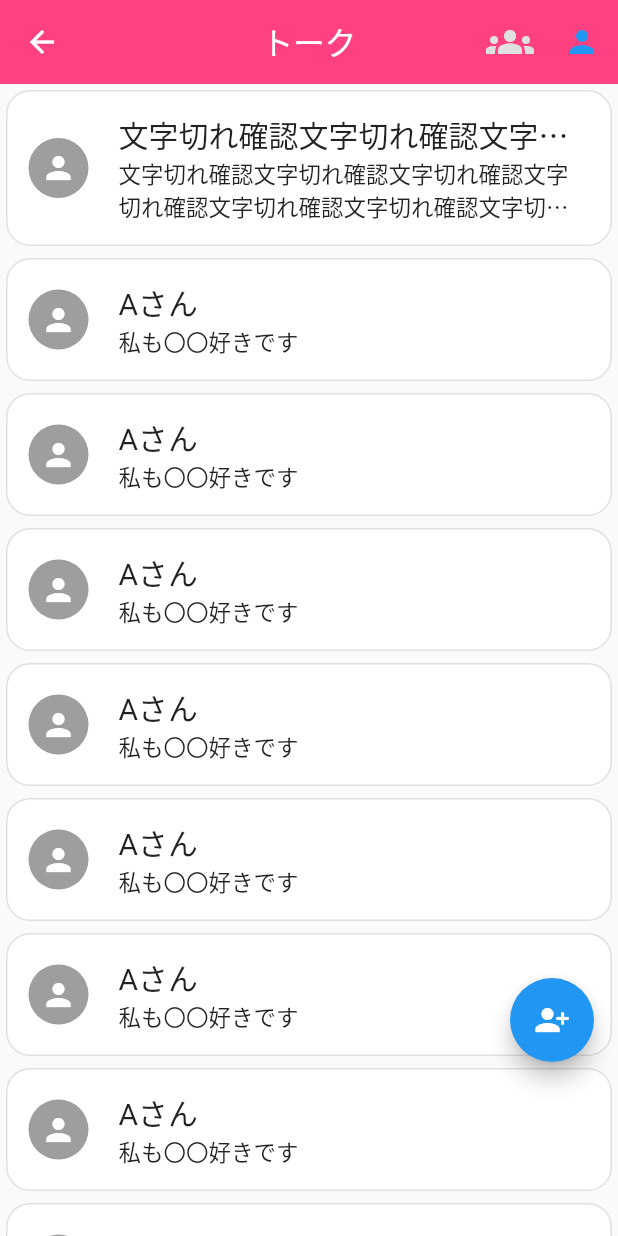
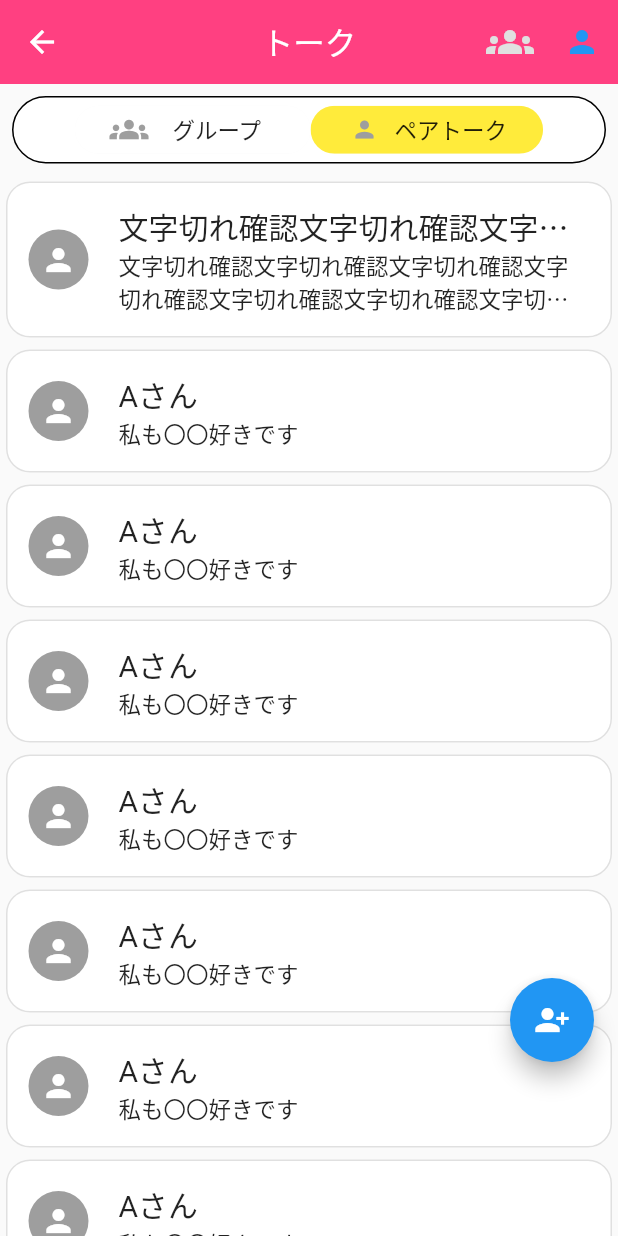
Before and after one commit to Team-Ganju/favoritism_communication, a Flutter app: the ChatView screen opened by its route, on a phone screen of 412 x 824 dp. Run offline on Flutter 3.47's test engine with Material 2 defaults, Android fonts, the light colour scheme and no system bars; drawn by our look-alikes of pull_to_refresh; our stand-ins replace form_builder_validators, get.

Commit message:
トーク切り替えボタンの実装

```diff
--- a/lib/app/components/atoms/atoms.dart
+++ b/lib/app/components/atoms/atoms.dart
@@ -1,5 +1,6 @@
 //atoms配下のファイルを一括でimportできるようにするためのファイル
 export 'back_button.dart';
+export 'custom_action_chip.dart';
 export 'custom_chip.dart';
 export 'follow_button.dart';
 export 'custom_elevated_button.dart';
--- /dev/null
+++ b/lib/app/components/atoms/custom_action_chip.dart
@@ -0,0 +1,35 @@
+import 'package:flutter/material.dart';
+
+class CustomActionChip extends StatelessWidget {
+  const CustomActionChip({
+    Key? key,
+    required this.label,
+    this.labelPadding,
+    this.avatar,
+    this.side,
+    this.backgroundColor,
+    this.padding,
+    this.onPressed,
+  }) : super(key: key);
+
+  final Widget label;
+  final EdgeInsetsGeometry? labelPadding;
+  final Widget? avatar;
+  final BorderSide? side;
+  final Color? backgroundColor;
+  final EdgeInsetsGeometry? padding;
+  final VoidCallback? onPressed;
+
+  @override
+  Widget build(BuildContext context) {
+    return ActionChip(
+      avatar: avatar,
+      label: label,
+      labelPadding: labelPadding,
+      side: side,
+      backgroundColor: backgroundColor,
+      padding: padding,
+      onPressed: onPressed,
+    );
+  }
+}
--- a/lib/app/components/pages/chat/views/chat_view.dart
+++ b/lib/app/components/pages/chat/views/chat_view.dart
@@ -1,5 +1,6 @@
 import 'package:favoritism_communication/app/components/organisms/nav_bar.dart';
 import 'package:favoritism_communication/app/components/organisms/talk_member_card.dart';
+import 'package:favoritism_communication/app/components/atoms/atoms.dart';
 import 'package:flutter/material.dart';
 
 import 'package:get/get.dart';
@@ -135,12 +136,68 @@ class ChatView extends GetView<ChatController> {
           ),
         ],
       ),
-      body: Obx(
-        () => ListView(
-          children: controller.isGroupTalk.value
-              ? _groupTalkMemberCardList
-              : _individualTalkMemberCardList,
-        ),
+      body: Column(
+        children: [
+          Padding(
+            padding: const EdgeInsets.all(8.0),
+            child: Container(
+              height: 45,
+              decoration: BoxDecoration(
+                border: Border.all(color: Colors.black),
+                borderRadius: BorderRadius.circular(45),
+                color: Colors.white,
+              ),
+              child: Row(
+                mainAxisAlignment: MainAxisAlignment.center,
+                crossAxisAlignment: CrossAxisAlignment.center,
+                children: [
+                  Obx(() => CustomActionChip(
+                        avatar: Icon(
+                          Icons.groups,
+                          size: 26,
+                          color: Colors.grey,
+                        ),
+                        label: Text('グループ'),
+                        labelPadding: EdgeInsets.symmetric(horizontal: 13.0),
+                        side: BorderSide.none,
+                        backgroundColor: controller.isGroupTalk.value
+                            ? Colors.yellow
+                            : Colors.white,
+                        padding: EdgeInsets.symmetric(horizontal: 20.0),
+                        onPressed: () {
+                          controller.switchTalkPartner();
+                        },
+                      )),
+                  Obx(() => CustomActionChip(
+                        avatar: Icon(
+                          Icons.person,
+                          color: Colors.grey,
+                        ),
+                        label: Text('ペアトーク'),
+                        labelPadding: EdgeInsets.symmetric(horizontal: 4.0),
+                        side: BorderSide.none,
+                        backgroundColor: controller.isGroupTalk.value
+                            ? Colors.white
+                            : Colors.yellow,
+                        padding: EdgeInsets.symmetric(horizontal: 20.0),
+                        onPressed: () {
+                          controller.switchTalkPartner();
+                        },
+                      )),
+                ],
+              ),
+            ),
+          ),
+          Expanded(
+            child: Obx(
+              () => ListView(
+                children: controller.isGroupTalk.value
+                    ? _groupTalkMemberCardList
+                    : _individualTalkMemberCardList,
+              ),
+            ),
+          ),
+        ],
       ),
       floatingActionButton: Container(
         //FIXME: ボタン位置は端末サイズを基準に指定するように修正
```
